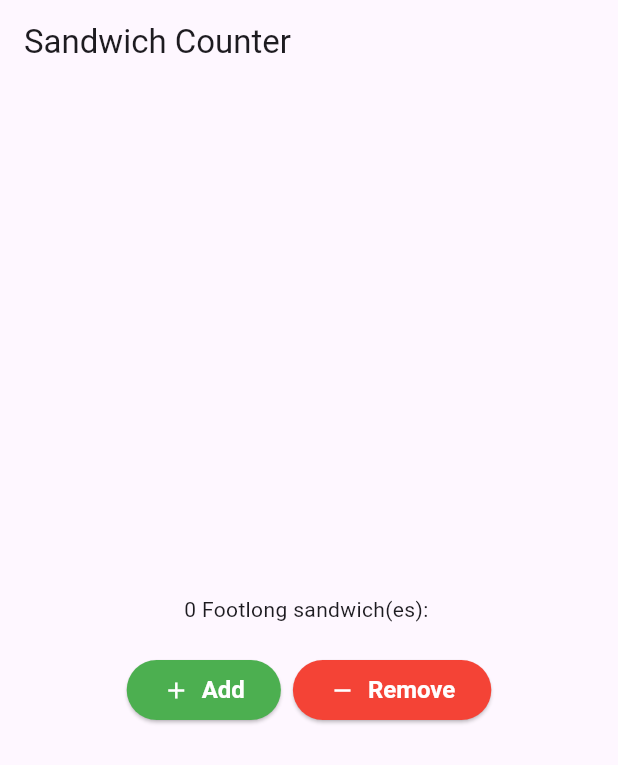
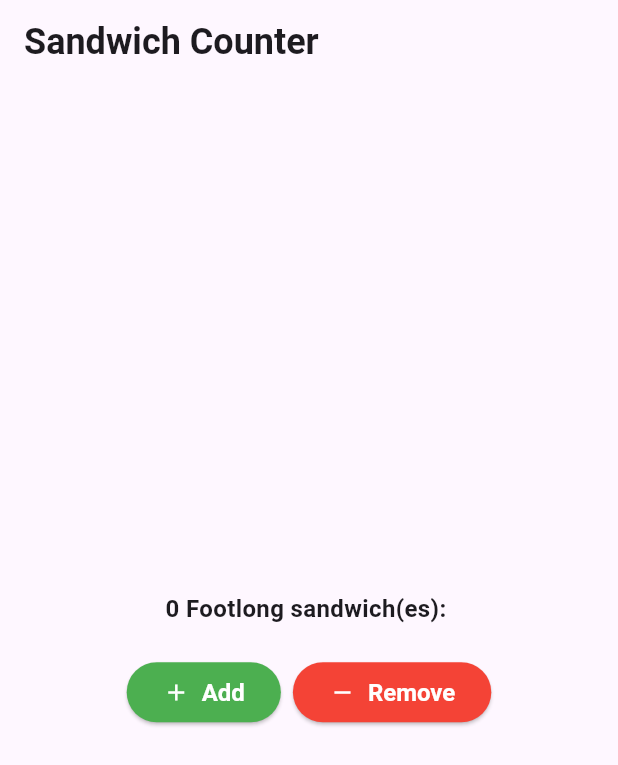
Before and after one commit to manighahrmani/sandwich_shop, a Flutter app: the screen it shows after launch, on a phone screen of 412 x 824 dp. Shown: the top 765 px of the screen. Run offline on Flutter 3.47's test engine with Material 3 defaults, Android fonts, the phone set to English and light mode, and no system bars.

Commit message:
Separate styles to app_styles

```diff
--- /dev/null
+++ b/lib/app_styles.dart
@@ -0,0 +1,11 @@
+import 'package:flutter/material.dart';
+
+const TextStyle normalText = TextStyle(
+  fontSize: 16,
+  fontWeight: FontWeight.bold,
+);
+
+const Heading1 = TextStyle(
+  fontSize: 24,
+  fontWeight: FontWeight.bold,
+);
--- a/lib/main.dart
+++ b/lib/main.dart
@@ -1,4 +1,5 @@
 import 'package:flutter/material.dart';
+import 'app_styles.dart';
 
 void main() {
   runApp(const App());
@@ -46,7 +47,10 @@ class _OrderScreenState extends State<OrderScreen> {
   Widget build(BuildContext context) {
     return Scaffold(
       appBar: AppBar(
-        title: const Text('Sandwich Counter'),
+        title: const Text(
+          'Sandwich Counter',
+          style: Heading1,
+        ),
       ),
       body: Center(
         child: Column(
@@ -98,13 +102,10 @@ class StyledButton extends StatelessWidget {
 
   @override
   Widget build(BuildContext context) {
-    TextStyle myTextStyle =
-        const TextStyle(fontSize: 16, fontWeight: FontWeight.bold);
-
     ButtonStyle myButtonStyle = ElevatedButton.styleFrom(
       backgroundColor: backgroundColor,
       foregroundColor: Colors.white,
-      textStyle: myTextStyle,
+      textStyle: normalText,
     );
 
     return ElevatedButton(
@@ -116,7 +117,7 @@ class StyledButton extends StatelessWidget {
           const SizedBox(width: 8),
           Text(
             label,
-            style: myTextStyle,
+            style: normalText,
           ),
         ],
       ),
@@ -132,6 +133,9 @@ class OrderItemDisplay extends StatelessWidget {
 
   @override
   Widget build(BuildContext context) {
-    return Text('$quantity $itemType sandwich(es): ${'🥪' * quantity}');
+    return Text(
+      '$quantity $itemType sandwich(es): ${'🥪' * quantity}',
+      style: normalText,
+    );
   }
 }
```
